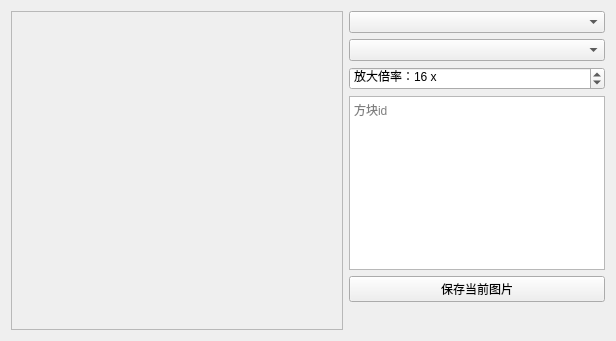
Before: the Qt Designer form VisualCraft/BlockBrowser.ui in SlopeCraft/SlopeCraft, drawn with Qt 5.
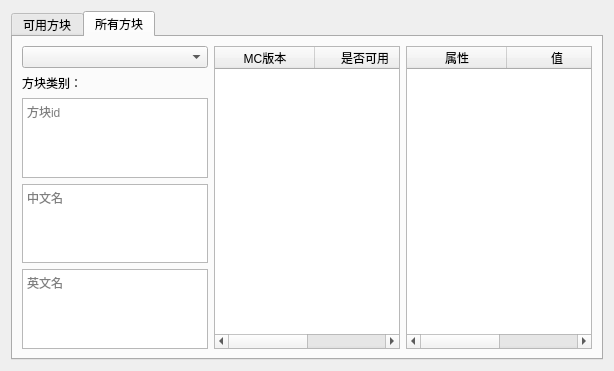
After: the same form once the commit is applied. The open tabs and pages were chosen to show the change.

Commit message: display all blocks in BlockBrowser

What changed in the file:
```diff
--- a/VisualCraft/BlockBrowser.ui
+++ b/VisualCraft/BlockBrowser.ui
@@ -6,14 +6,38 @@
    <rect>
     <x>0</x>
     <y>0</y>
-    <width>616</width>
-    <height>341</height>
+    <width>614</width>
+    <height>371</height>
    </rect>
   </property>
   <property name="windowTitle">
    <string>浏览方块</string>
   </property>
   <layout class="QGridLayout" name="gridLayout_2">
+   <item row="0" column="0" colspan="2">
+    <widget class="QTabWidget" name="tabWidget">
+     <property name="currentIndex">
+      <number>0</number>
+     </property>
+     <widget class="QWidget" name="tab">
+      <attribute name="title">
+       <string>可用方块</string>
+      </attribute>
+      <layout class="QGridLayout" name="gridLayout">
+       <item row="4" column="1">
+        <widget class="QPushButton" name="pb_save_current_image">
+         <property name="text">
+          <string>保存当前图片</string>
+         </property>
+        </widget>
+       </item>
+       <item row="1" column="1">
+        <widget class="QComboBox" name="combobox_select_face">
+         <property name="placeholderText">
+          <string>选择视角</string>
+         </property>
+        </widget>
+       </item>
    <item row="2" column="1">
     <widget class="QSpinBox" name="sb_scale_ratio">
      <property name="suffix">
@@ -33,6 +57,22 @@
      </property>
     </widget>
    </item>
+       <item row="3" column="1">
+        <widget class="QTextBrowser" name="tb_view_id">
+         <property name="sizePolicy">
+          <sizepolicy hsizetype="Preferred" vsizetype="Preferred">
+           <horstretch>0</horstretch>
+           <verstretch>0</verstretch>
+          </sizepolicy>
+         </property>
+         <property name="documentTitle">
+          <string>方块id</string>
+         </property>
+         <property name="placeholderText">
+          <string>方块id</string>
+         </property>
+        </widget>
+       </item>
    <item row="0" column="1">
     <widget class="QComboBox" name="combobox_select_blk">
      <property name="placeholderText">
@@ -40,14 +80,7 @@
      </property>
     </widget>
    </item>
-   <item row="1" column="1">
-    <widget class="QComboBox" name="combobox_select_face">
-     <property name="placeholderText">
-      <string>选择视角</string>
-     </property>
-    </widget>
-   </item>
-   <item row="0" column="0" rowspan="7">
+       <item row="0" column="0" rowspan="5">
     <widget class="QLabel" name="label_image">
      <property name="sizePolicy">
       <sizepolicy hsizetype="Expanding" vsizetype="Expanding">
@@ -66,40 +99,78 @@
      </property>
     </widget>
    </item>
-   <item row="3" column="1">
-    <widget class="QTextBrowser" name="tb_view_id">
-     <property name="sizePolicy">
-      <sizepolicy hsizetype="Preferred" vsizetype="Preferred">
-       <horstretch>0</horstretch>
-       <verstretch>0</verstretch>
-      </sizepolicy>
-     </property>
-     <property name="documentTitle">
-      <string>方块id</string>
-     </property>
+      </layout>
+     </widget>
+     <widget class="QWidget" name="tab_2">
+      <attribute name="title">
+       <string>所有方块</string>
+      </attribute>
+      <layout class="QGridLayout" name="gridLayout_3">
+       <item row="0" column="1" rowspan="5">
+        <widget class="QTableWidget" name="tw_version">
+         <column>
+          <property name="text">
+           <string>MC版本</string>
+          </property>
+         </column>
+         <column>
+          <property name="text">
+           <string>是否可用</string>
+          </property>
+         </column>
+        </widget>
+       </item>
+       <item row="4" column="0">
+        <widget class="QTextBrowser" name="tb_block_name_EN_all">
      <property name="placeholderText">
+          <string>英文名</string>
+         </property>
+        </widget>
+       </item>
+       <item row="0" column="2" rowspan="5">
+        <widget class="QTableWidget" name="tw_attribute">
+         <column>
+          <property name="text">
+           <string>属性</string>
+          </property>
+         </column>
+         <column>
+          <property name="text">
+           <string>值</string>
+          </property>
+         </column>
+        </widget>
+       </item>
+       <item row="2" column="0">
+        <widget class="QTextBrowser" name="tb_blockid_all">
+         <property name="placeholderText">
       <string>方块id</string>
      </property>
     </widget>
    </item>
-   <item row="5" column="1">
-    <spacer name="verticalSpacer">
-     <property name="orientation">
-      <enum>Qt::Vertical</enum>
-     </property>
-     <property name="sizeHint" stdset="0">
-      <size>
-       <width>20</width>
-       <height>40</height>
-      </size>
-     </property>
-    </spacer>
-   </item>
-   <item row="4" column="1">
-    <widget class="QPushButton" name="pb_save_current_image">
+       <item row="0" column="0">
+        <widget class="QComboBox" name="combobox_select_blk_all">
+         <property name="placeholderText">
+          <string>选择方块</string>
+         </property>
+        </widget>
+       </item>
+       <item row="3" column="0">
+        <widget class="QTextBrowser" name="tb_block_name_ZH_all">
+         <property name="placeholderText">
+          <string>中文名</string>
+         </property>
+        </widget>
+       </item>
+       <item row="1" column="0">
+        <widget class="QLabel" name="label_show_block_class">
      <property name="text">
-      <string>保存当前图片</string>
-     </property>
+          <string>方块类别：</string>
+         </property>
+        </widget>
+       </item>
+      </layout>
+     </widget>
     </widget>
    </item>
   </layout>
```
Lines whose indentation alone changed are shown as unchanged. The commit also changes 8 other files.
